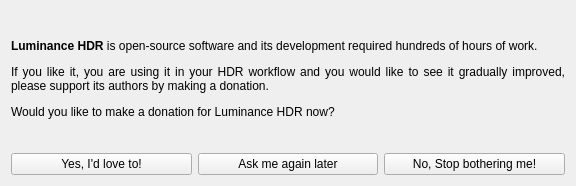
This is src/MainWindow/DonationDialog.ui in LuminanceHDR/LuminanceHDR as Qt 5 draws it before an edit. The edited form follows.
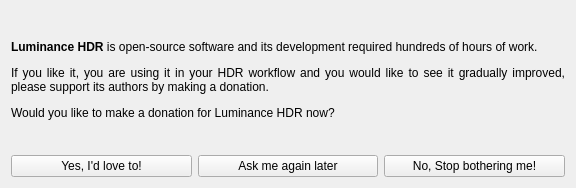
This is the edited form. Icons and pictures are not drawn.

Commit message: [icons-theme]: add FitsImporter fallback icons. Add missing luminance-hdr icon to some dialogs.

Diff of the .ui file:
```diff
--- a/src/MainWindow/DonationDialog.ui
+++ b/src/MainWindow/DonationDialog.ui
@@ -7,7 +7,7 @@
     <x>0</x>
     <y>0</y>
     <width>576</width>
-    <height>186</height>
+    <height>188</height>
    </rect>
   </property>
   <property name="sizePolicy">
```
Left out of the diff: 8 changed lines with no effect on the pictures. The commit also changes 6 other files.
